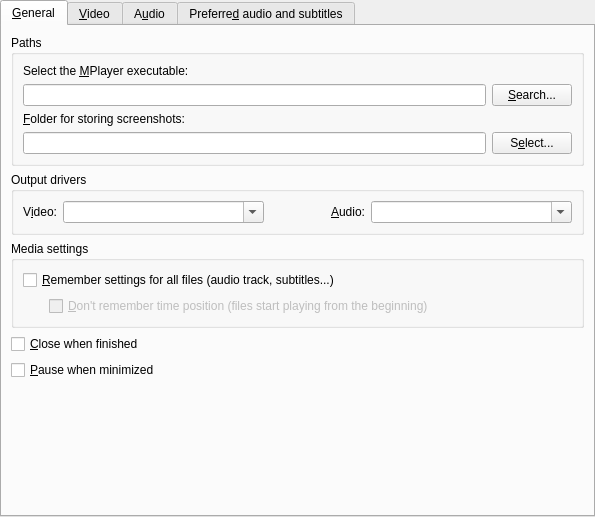
wilbert2000/wzplayer, file src/prefgeneral.ui: the form before one commit.
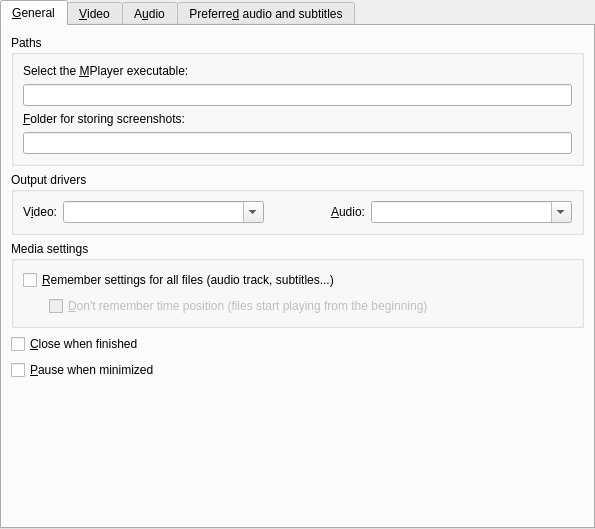
The form after the commit. Icons and pictures are not drawn. Custom widgets are drawn as their Qt base class.

Commit message: New the preferences dialog uses the new filechooser

The edit to the form file:
```diff
--- a/src/prefgeneral.ui
+++ b/src/prefgeneral.ui
@@ -6,7 +6,7 @@
     <x>0</x>
     <y>0</y>
     <width>595</width>
-    <height>517</height>
+    <height>529</height>
    </rect>
   </property>
   <property name="windowIcon" >
@@ -61,24 +61,7 @@
            </widget>
           </item>
           <item>
-           <layout class="QHBoxLayout" >
-            <property name="margin" >
-             <number>0</number>
-            </property>
-            <property name="spacing" >
-             <number>6</number>
-            </property>
-            <item>
-             <widget class="QLineEdit" name="mplayerbin_edit" />
-            </item>
-            <item>
-             <widget class="QPushButton" name="searchButton" >
-              <property name="text" >
-               <string>&amp;Search...</string>
-              </property>
-             </widget>
-            </item>
-           </layout>
+           <widget class="FileChooser" name="mplayerbin_edit" />
           </item>
           <item>
            <widget class="QLabel" name="textLabel1_6" >
@@ -94,24 +77,7 @@
            </widget>
           </item>
           <item>
-           <layout class="QHBoxLayout" >
-            <property name="margin" >
-             <number>0</number>
-            </property>
-            <property name="spacing" >
-             <number>6</number>
-            </property>
-            <item>
-             <widget class="QLineEdit" name="screenshot_edit" />
-            </item>
-            <item>
-             <widget class="QPushButton" name="selectButton" >
-              <property name="text" >
-               <string>S&amp;elect...</string>
-              </property>
-             </widget>
-            </item>
-           </layout>
+           <widget class="FileChooser" name="screenshot_edit" />
           </item>
          </layout>
         </widget>
@@ -998,6 +964,11 @@
    <extends>QComboBox</extends>
    <header>mycombobox.h</header>
   </customwidget>
+  <customwidget>
+   <class>FileChooser</class>
+   <extends>QLineEdit</extends>
+   <header>filechooser.h</header>
+  </customwidget>
   <customwidget>
    <class>TristateCombo</class>
    <extends>QComboBox</extends>
```
Left out of the diff: 2 changed lines with no effect on the pictures. The commit also changes 6 other files.
